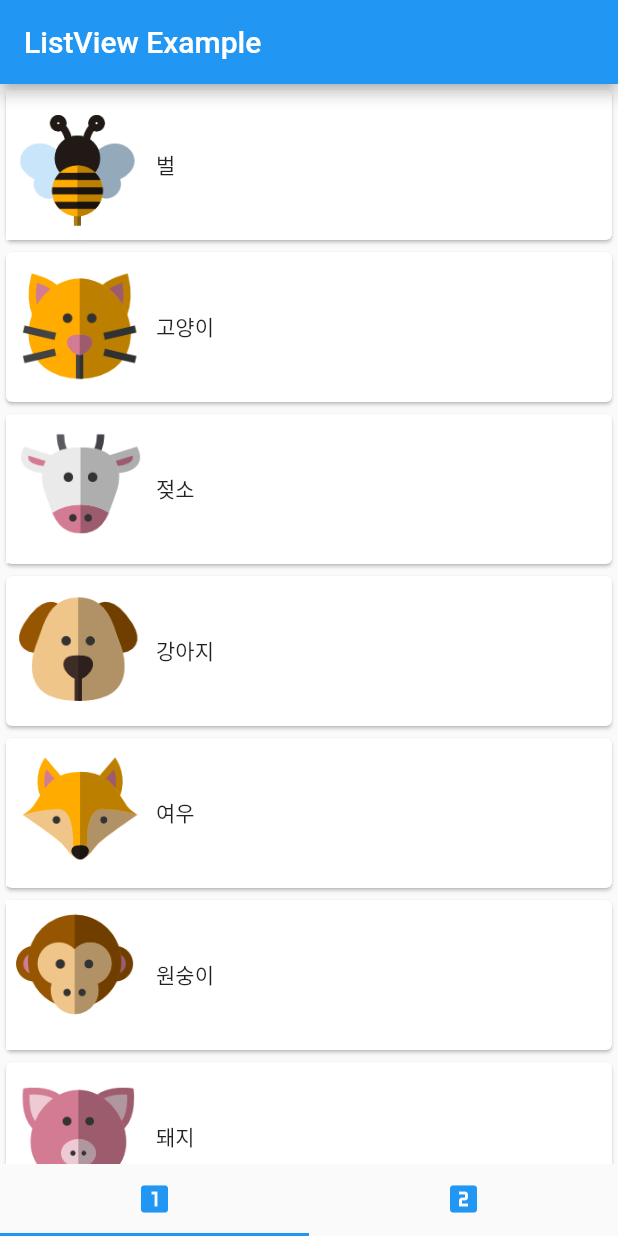
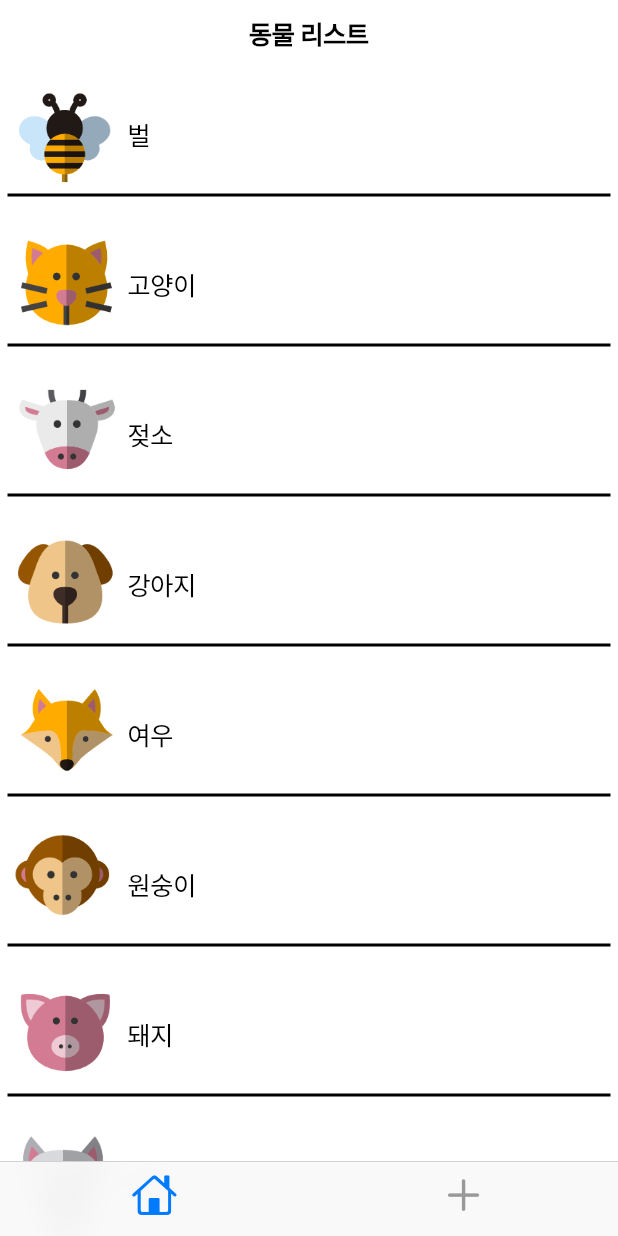
Before and after one commit to rival6821/flutter_book, a Flutter app: the screen it shows after launch, on a phone screen of 412 x 824 dp. Run offline on Flutter 3.47's test engine with Material 2 defaults, Android fonts, the phone set to English and light mode, and no system bars.

Commit message:
cupertino ios widget

```diff
--- /dev/null
+++ b/listview_example/lib/cupertinoMain.dart
@@ -0,0 +1,50 @@
+import 'package:flutter/cupertino.dart';
+import 'animalItem.dart';
+import 'iosSub/cupertinoFirstPage.dart';
+
+class CupertinoMain extends StatefulWidget {
+  @override
+  State<StatefulWidget> createState(){
+    return _CupertinoMain();
+  }
+}
+
+class _CupertinoMain extends State<CupertinoMain> {
+  CupertinoTabBar? tabBar;
+  List<Animal> animalList = List.empty(growable: true);
+
+  @override
+  void initState() {
+    super.initState();
+    tabBar = CupertinoTabBar(items: <BottomNavigationBarItem>[
+      BottomNavigationBarItem(icon: Icon(CupertinoIcons.home)),
+      BottomNavigationBarItem(icon: Icon(CupertinoIcons.add)),
+    ]);
+
+    animalList.add(Animal(animalName: '벌', kind: '곤충', imagePath: 'repo/images/bee.png'));
+    animalList.add(Animal(animalName: '고양이', kind: '포유류', imagePath: 'repo/images/cat.png'));
+    animalList.add(Animal(animalName: '젖소', kind: '포유류', imagePath: 'repo/images/cow.png'));
+    animalList.add(Animal(animalName: '강아지', kind: '포유류', imagePath: 'repo/images/dog.png'));
+    animalList.add(Animal(animalName: '여우', kind: '포유류', imagePath: 'repo/images/fox.png'));
+    animalList.add(Animal(animalName: '원숭이', kind: '영장류', imagePath: 'repo/images/monkey.png'));
+    animalList.add(Animal(animalName: '돼지', kind: '포유류', imagePath: 'repo/images/pig.png'));
+    animalList.add(Animal(animalName: '늑대', kind: '포유류', imagePath: 'repo/images/wolf.png'));
+  }
+
+  @override
+  Widget build(BuildContext context) {
+    return CupertinoApp(
+      home: CupertinoTabScaffold(tabBar: tabBar!, tabBuilder: (context, value) {
+        if (value == 0) {
+          return CupertinoFirstPage(animalList: animalList);
+        } else {
+          return Container(
+            child: Center(
+              child: Text('cupertino tab 2'),
+            ),
+          );
+        }
+      },),
+    );
+  }
+}
--- /dev/null
+++ b/listview_example/lib/iosSub/cupertinoFirstPage.dart
@@ -0,0 +1,43 @@
+import 'package:flutter/cupertino.dart';
+import '../animalItem.dart';
+
+class CupertinoFirstPage extends StatelessWidget {
+  final List<Animal> animalList;
+
+  CupertinoFirstPage({Key? key, required this.animalList}) : super(key: key);
+
+  @override
+  Widget build(BuildContext context) {
+    return CupertinoPageScaffold(
+      navigationBar: CupertinoNavigationBar(
+        middle: Text('동물 리스트'),
+      ),
+      child: ListView.builder(itemBuilder: (context, index) {
+        return Container(
+          padding: EdgeInsets.all(5),
+          height: 100,
+          child: Column(
+            children: <Widget>[
+              Row(
+                children: <Widget>[
+                  Image.asset(
+                    animalList[index].imagePath!,
+                    fit: BoxFit.contain,
+                    width: 80,
+                    height: 80,
+                  ),
+                  Text(animalList[index].animalName!)
+                ],
+              ),
+              Container(
+                height: 2,
+                color: CupertinoColors.black,
+              )
+            ],
+          )
+        );
+      },
+      itemCount: animalList.length),
+    );
+  }
+}
--- a/listview_example/lib/main.dart
+++ b/listview_example/lib/main.dart
@@ -2,9 +2,10 @@
 import 'package:listview_example/sub/firstPage.dart';
 import 'package:listview_example/sub/secondPage.dart';
 import './animalItem.dart';
+import './cupertinoMain.dart';
 
 void main() {
-  runApp(const MyApp());
+  runApp(CupertinoMain());
 }
 
 class MyApp extends StatelessWidget {
```
